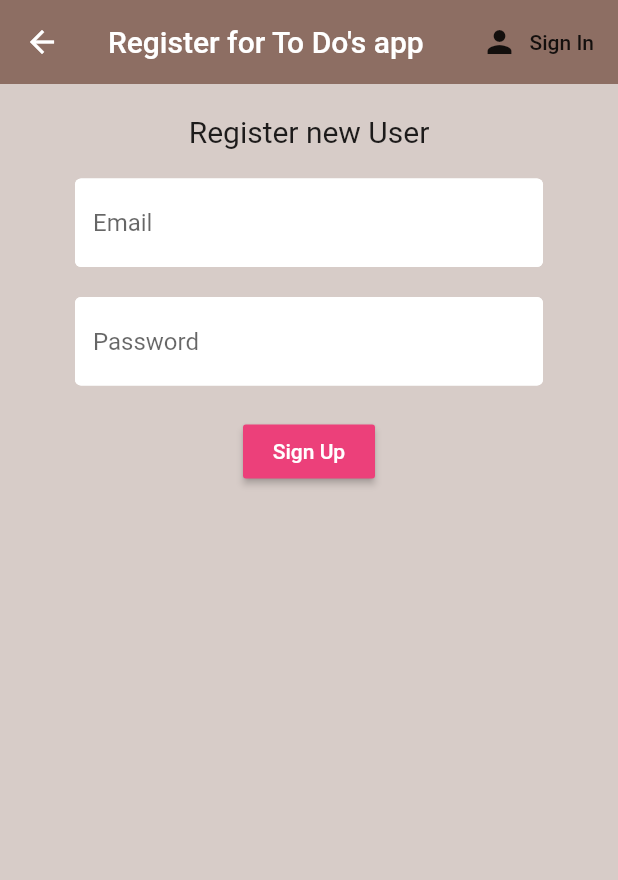
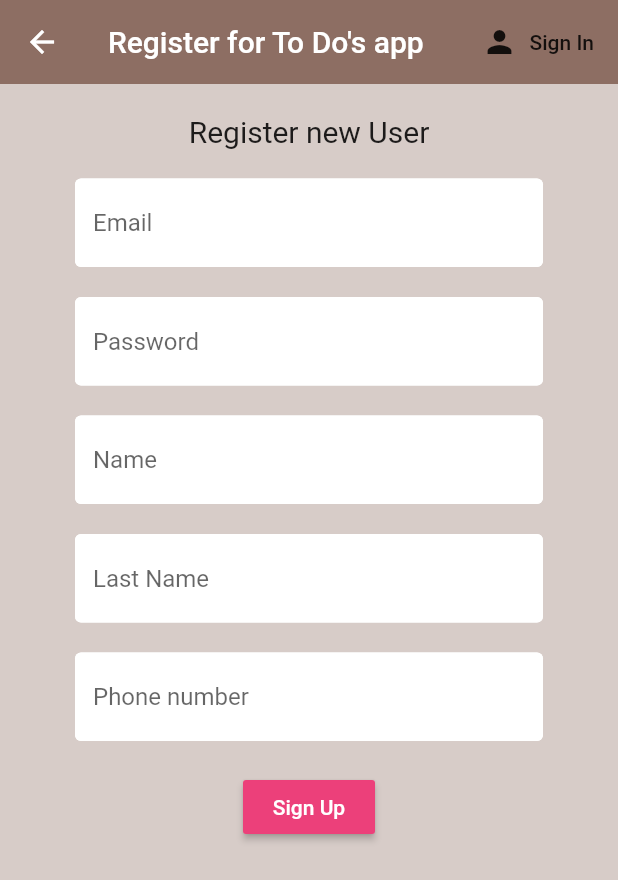
Before and after one commit to hernan1998/Flutter-Firebase, a Flutter app: the SignUp screen opened directly, on a phone screen of 412 x 824 dp. Shown: the top 880 px of the screen. Run offline on Flutter 3.47's test engine with Material 2 defaults, Android fonts, the phone set to English and light mode, and no system bars; our stand-ins replace cloud_firestore, firebase_auth, flutter_spinkit; accounts and stored records are empty.

Commit message:
update sign up form

```diff
--- a/lib/screens/authenticate/sign_up.dart
+++ b/lib/screens/authenticate/sign_up.dart
@@ -22,6 +22,9 @@ class _SignUpState extends State<SignUp> {
   //Text field state
   String email = '';
   String password = '';
+  String name = '';
+  String lastname = '';
+  String phone = '';
   String error ='';
 
 
@@ -74,6 +77,30 @@ class _SignUpState extends State<SignUp> {
                 },
               ),
               SizedBox(height: 20.0),
+              TextFormField(
+                decoration: TextInputDecoration.copyWith(hintText: 'Name'),
+                validator: (val) => val.isEmpty ? 'Enter a Name' : null,
+                onChanged: (val){
+                  setState(() => name = val);
+                },
+              ),
+              SizedBox(height: 20.0),
+              TextFormField(
+                decoration: TextInputDecoration.copyWith(hintText: 'Last Name'),
+                validator: (val) => val.isEmpty ? 'Enter a Last name' : null,
+                onChanged: (val){
+                  setState(() => lastname = val);
+                },
+              ),
+              SizedBox(height: 20.0),
+              TextFormField(
+                decoration: TextInputDecoration.copyWith(hintText: 'Phone number'),
+                validator: (val) => !val.contains(new RegExp(r'^[0-9]*$')) ? 'Enter a Phone number valid' : null,
+                onChanged: (val){
+                  setState(() => phone = val);
+                },
+              ),
+              SizedBox(height: 20.0),
               RaisedButton(
                 color: Colors.pink[400],
                 child: Text(
@@ -85,7 +112,7 @@ class _SignUpState extends State<SignUp> {
                     setState(() {
                       loading = true;
                     });
-                    dynamic result = await _auth.signUpWithEmailPassword(email, password);
+                    dynamic result = await _auth.signUpWithEmailPassword(email, password, name, lastname, phone);
                     if(result == null){
                       setState((){
                         error = 'Please supply a valid email';
--- a/lib/screens/home/crew_list.dart
+++ b/lib/screens/home/crew_list.dart
@@ -14,11 +14,6 @@ class _CrewListState extends State<CrewList> {
   Widget build(BuildContext context) {
 
     final crews = Provider.of<List<CrewMember>>(context);
-    crews.forEach((element) {
-      print(element.name);
-      print(element.lastname);
-      print(element.phone);
-    });
 
     return ListView.builder(
       itemCount: crews.length,
--- a/lib/services/auth.dart
+++ b/lib/services/auth.dart
@@ -41,13 +41,13 @@ class AuthService {
   }
 
   //Register with Email & Pass
-  Future signUpWithEmailPassword(String email, String pass) async{
+  Future signUpWithEmailPassword(String email, String pass, String name, String lastname, String phone) async{
     try{
       AuthResult result = await _auth.createUserWithEmailAndPassword(email: email, password: pass);
       FirebaseUser user = result.user;
 
       // create document for the user
-      await DatabaseService(uid: user.uid).createUserData('user', 'New', '0000');
+      await DatabaseService(uid: user.uid).createUserData(name, lastname, phone);
 
       return _userFirebase(user);
     }catch(e){
```
